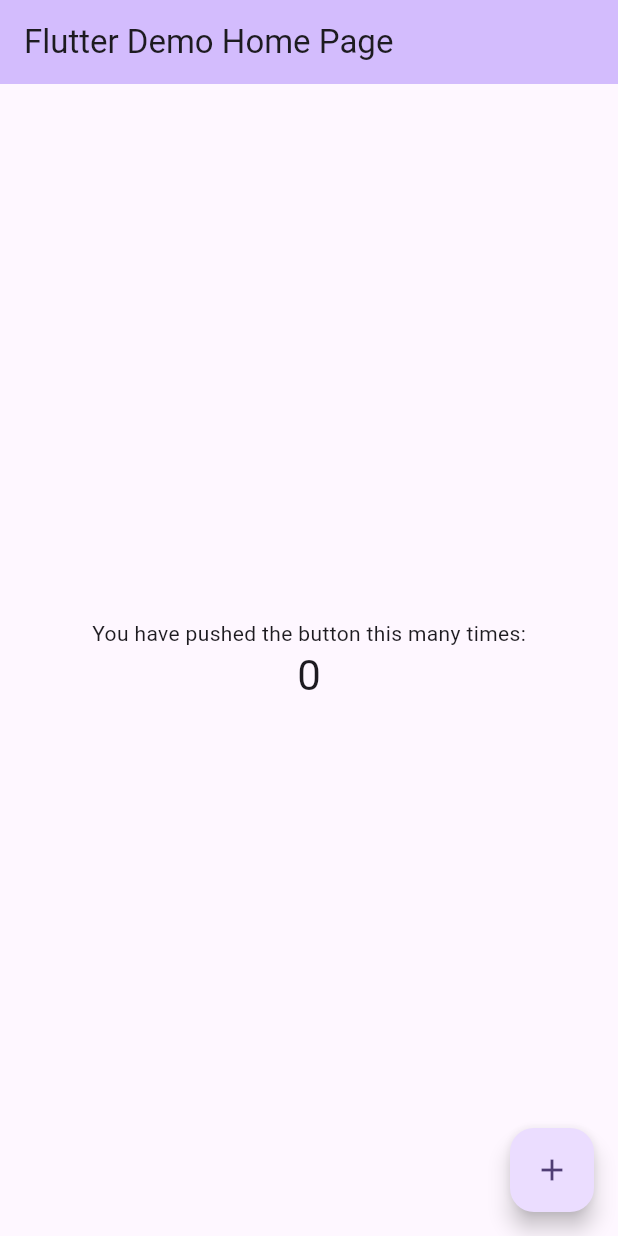
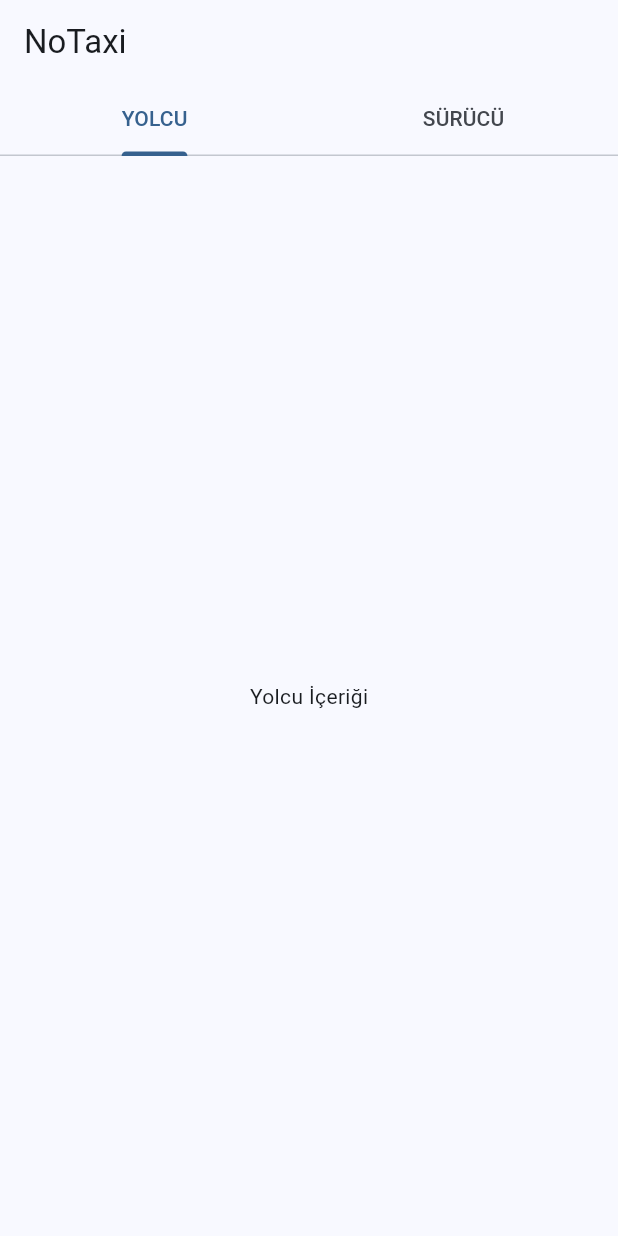
Before and after one commit to TunahanDso/NoTaxi, a Flutter app: the screen it shows after launch, on a phone screen of 412 x 824 dp. Run offline on Flutter 3.47's test engine with Material 3 defaults, Android fonts, the phone set to English and light mode, and no system bars.

Commit message:
Add tabbed interface for passenger and driver

```diff
--- a/mobile/lib/main.dart
+++ b/mobile/lib/main.dart
@@ -1,122 +1,52 @@
 import 'package:flutter/material.dart';
 
+/// Entry point of the NoTaxi application.
 void main() {
-  runApp(const MyApp());
+  runApp(const NoTaxiApp());
 }
 
-class MyApp extends StatelessWidget {
-  const MyApp({super.key});
+/// Root widget for the application.
+class NoTaxiApp extends StatelessWidget {
+  const NoTaxiApp({super.key});
 
-  // This widget is the root of your application.
   @override
   Widget build(BuildContext context) {
     return MaterialApp(
-      title: 'Flutter Demo',
+      title: 'NoTaxi',
       theme: ThemeData(
-        // This is the theme of your application.
-        //
-        // TRY THIS: Try running your application with "flutter run". You'll see
-        // the application has a purple toolbar. Then, without quitting the app,
-        // try changing the seedColor in the colorScheme below to Colors.green
-        // and then invoke "hot reload" (save your changes or press the "hot
-        // reload" button in a Flutter-supported IDE, or press "r" if you used
-        // the command line to start the app).
-        //
-        // Notice that the counter didn't reset back to zero; the application
-        // state is not lost during the reload. To reset the state, use hot
-        // restart instead.
-        //
-        // This works for code too, not just values: Most code changes can be
-        // tested with just a hot reload.
-        colorScheme: ColorScheme.fromSeed(seedColor: Colors.deepPurple),
+        colorScheme: ColorScheme.fromSeed(seedColor: Colors.blue),
+        useMaterial3: true,
       ),
-      home: const MyHomePage(title: 'Flutter Demo Home Page'),
+      home: const RoleTabsScreen(),
     );
   }
 }
 
-class MyHomePage extends StatefulWidget {
-  const MyHomePage({super.key, required this.title});
-
-  // This widget is the home page of your application. It is stateful, meaning
-  // that it has a State object (defined below) that contains fields that affect
-  // how it looks.
-
-  // This class is the configuration for the state. It holds the values (in this
-  // case the title) provided by the parent (in this case the App widget) and
-  // used by the build method of the State. Fields in a Widget subclass are
-  // always marked "final".
-
-  final String title;
-
-  @override
-  State<MyHomePage> createState() => _MyHomePageState();
-}
-
-class _MyHomePageState extends State<MyHomePage> {
-  int _counter = 0;
-
-  void _incrementCounter() {
-    setState(() {
-      // This call to setState tells the Flutter framework that something has
-      // changed in this State, which causes it to rerun the build method below
-      // so that the display can reflect the updated values. If we changed
-      // _counter without calling setState(), then the build method would not be
-      // called again, and so nothing would appear to happen.
-      _counter++;
-    });
-  }
+/// Displays the tabbed interface for passenger and driver roles.
+class RoleTabsScreen extends StatelessWidget {
+  const RoleTabsScreen({super.key});
 
   @override
   Widget build(BuildContext context) {
-    // This method is rerun every time setState is called, for instance as done
-    // by the _incrementCounter method above.
-    //
-    // The Flutter framework has been optimized to make rerunning build methods
-    // fast, so that you can just rebuild anything that needs updating rather
-    // than having to individually change instances of widgets.
-    return Scaffold(
-      appBar: AppBar(
-        // TRY THIS: Try changing the color here to a specific color (to
-        // Colors.amber, perhaps?) and trigger a hot reload to see the AppBar
-        // change color while the other colors stay the same.
-        backgroundColor: Theme.of(context).colorScheme.inversePrimary,
-        // Here we take the value from the MyHomePage object that was created by
-        // the App.build method, and use it to set our appbar title.
-        title: Text(widget.title),
-      ),
-      body: Center(
-        // Center is a layout widget. It takes a single child and positions it
-        // in the middle of the parent.
-        child: Column(
-          // Column is also a layout widget. It takes a list of children and
-          // arranges them vertically. By default, it sizes itself to fit its
-          // children horizontally, and tries to be as tall as its parent.
-          //
-          // Column has various properties to control how it sizes itself and
-          // how it positions its children. Here we use mainAxisAlignment to
-          // center the children vertically; the main axis here is the vertical
-          // axis because Columns are vertical (the cross axis would be
-          // horizontal).
-          //
-          // TRY THIS: Invoke "debug painting" (choose the "Toggle Debug Paint"
-          // action in the IDE, or press "p" in the console), to see the
-          // wireframe for each widget.
-          mainAxisAlignment: MainAxisAlignment.center,
-          children: <Widget>[
-            const Text('You have pushed the button this many times:'),
-            Text(
-              '$_counter',
-              style: Theme.of(context).textTheme.headlineMedium,
-            ),
+    return DefaultTabController(
+      length: 2,
+      child: Scaffold(
+        appBar: AppBar(
+          title: const Text('NoTaxi'),
+          bottom: const TabBar(
+            tabs: [
+              Tab(text: 'YOLCU'),
+              Tab(text: 'SÜRÜCÜ'),
+            ],
+          ),
+        ),
+        body: const TabBarView(
+          children: [
+            Center(child: Text('Yolcu İçeriği')),
+            Center(child: Text('Sürücü İçeriği')),
           ],
         ),
       ),
-      floatingActionButton: FloatingActionButton(
-        onPressed: _incrementCounter,
-        tooltip: 'Increment',
-        child: const Icon(Icons.add),
-      ), // This trailing comma makes auto-formatting nicer for build methods.
     );
   }
 }
```
Also changed, not shown: 1 other file.
